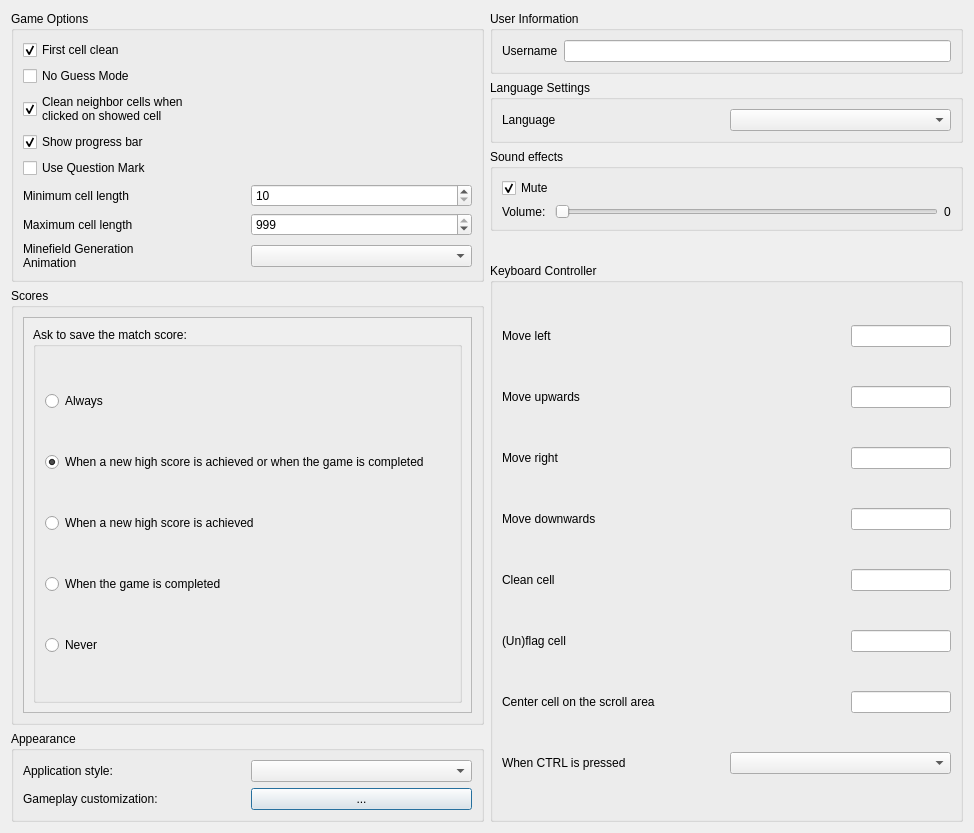
Qt form src/libreminespreferencesdialog.ui (Bollos00/LibreMines) before a commit.
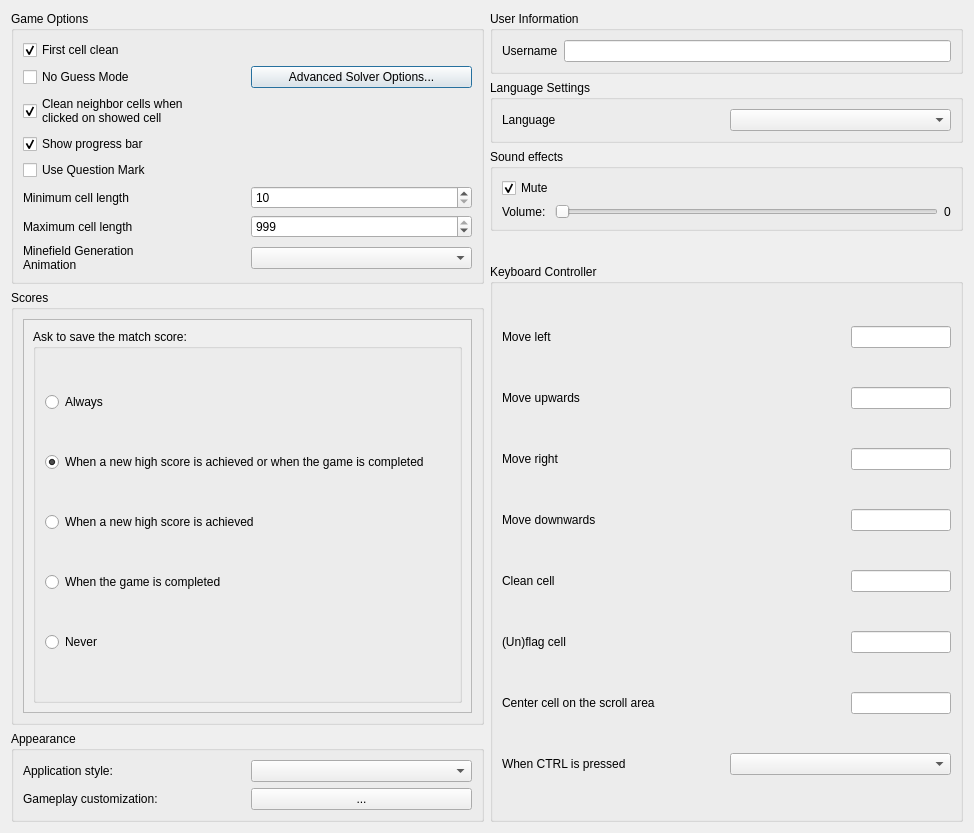
The same form after that commit. Custom widgets are drawn as their Qt base class.

Commit message: add solver parameters configuration through preferences

Patch:
```diff
--- a/src/libreminespreferencesdialog.ui
+++ b/src/libreminespreferencesdialog.ui
@@ -31,6 +31,8 @@
        </widget>
       </item>
       <item>
+       <layout class="QHBoxLayout" name="horizontalLayout_13">
+        <item>
        <widget class="QCheckBox" name="cbNoGuessMode">
         <property name="text">
          <string>No Guess Mode</string>
@@ -41,6 +43,15 @@
        </widget>
       </item>
       <item>
+         <widget class="QPushButton" name="pbAdvancedSolverOptions">
+          <property name="text">
+           <string>Advanced Solver Options...</string>
+          </property>
+         </widget>
+        </item>
+       </layout>
+      </item>
+      <item>
        <widget class="QCheckBox" name="cbCleanNeighborCellsWhenClickedOnShowedCell">
         <property name="text">
          <string>Clean neighbor cells when
@@ -215,7 +226,7 @@
            <x>0</x>
            <y>0</y>
            <width>569</width>
-           <height>306</height>
+           <height>268</height>
           </rect>
          </property>
          <layout class="QVBoxLayout" name="verticalLayout_7">
```
Lines whose indentation alone changed are shown as unchanged. The commit also changes 11 other files.
